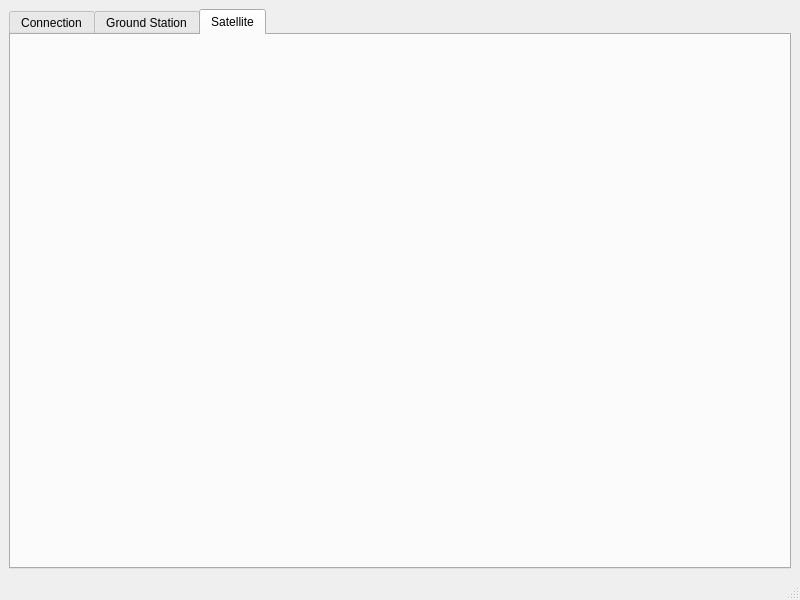
The window that code/pqui/ui/MainWindow.ui (gvcallen/pqcom) describes before a commit, drawn with Qt 5.
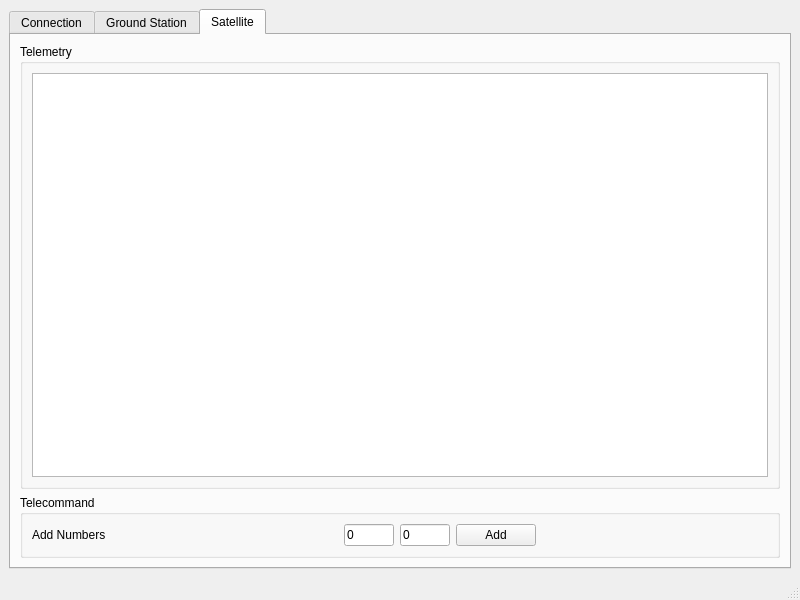
The same window after the commit. The open tabs and pages were chosen to show the change.

The edit to the form file:
```diff
--- a/code/pqui/ui/MainWindow.ui
+++ b/code/pqui/ui/MainWindow.ui
@@ -14,8 +14,8 @@
    <string>MainWindow</string>
   </property>
   <widget class="QWidget" name="centralwidget">
-   <layout class="QHBoxLayout" name="horizontalLayout">
-    <item>
+   <layout class="QGridLayout" name="gridLayout_3">
+    <item row="0" column="0">
      <widget class="QTabWidget" name="tabWidget">
       <property name="currentIndex">
        <number>1</number>
@@ -590,6 +590,95 @@
        <attribute name="title">
         <string>Satellite</string>
        </attribute>
+       <layout class="QVBoxLayout" name="verticalLayout_7">
+        <item>
+         <widget class="QGroupBox" name="groupBox_2">
+          <property name="title">
+           <string>Telemetry</string>
+          </property>
+          <layout class="QVBoxLayout" name="verticalLayout_8">
+           <item>
+            <widget class="QTextBrowser" name="telemetryMonitor"/>
+           </item>
+          </layout>
+         </widget>
+        </item>
+        <item>
+         <widget class="QGroupBox" name="groupBox_3">
+          <property name="title">
+           <string>Telecommand</string>
+          </property>
+          <layout class="QGridLayout" name="gridLayout_4">
+           <item row="0" column="2">
+            <widget class="QLineEdit" name="lineEdit">
+             <property name="maximumSize">
+              <size>
+               <width>50</width>
+               <height>16777215</height>
+              </size>
+             </property>
+             <property name="text">
+              <string>0</string>
+             </property>
+            </widget>
+           </item>
+           <item row="0" column="4">
+            <widget class="QPushButton" name="pushButton_8">
+             <property name="text">
+              <string>Add</string>
+             </property>
+            </widget>
+           </item>
+           <item row="0" column="5">
+            <spacer name="horizontalSpacer_6">
+             <property name="orientation">
+              <enum>Qt::Horizontal</enum>
+             </property>
+             <property name="sizeHint" stdset="0">
+              <size>
+               <width>40</width>
+               <height>20</height>
+              </size>
+             </property>
+            </spacer>
+           </item>
+           <item row="0" column="1">
+            <spacer name="horizontalSpacer_7">
+             <property name="orientation">
+              <enum>Qt::Horizontal</enum>
+             </property>
+             <property name="sizeHint" stdset="0">
+              <size>
+               <width>40</width>
+               <height>20</height>
+              </size>
+             </property>
+            </spacer>
+           </item>
+           <item row="0" column="0">
+            <widget class="QLabel" name="label_9">
+             <property name="text">
+              <string>Add Numbers</string>
+             </property>
+            </widget>
+           </item>
+           <item row="0" column="3">
+            <widget class="QLineEdit" name="lineEdit_2">
+             <property name="maximumSize">
+              <size>
+               <width>50</width>
+               <height>16777215</height>
+              </size>
+             </property>
+             <property name="text">
+              <string>0</string>
+             </property>
+            </widget>
+           </item>
+          </layout>
+         </widget>
+        </item>
+       </layout>
       </widget>
      </widget>
     </item>
```
